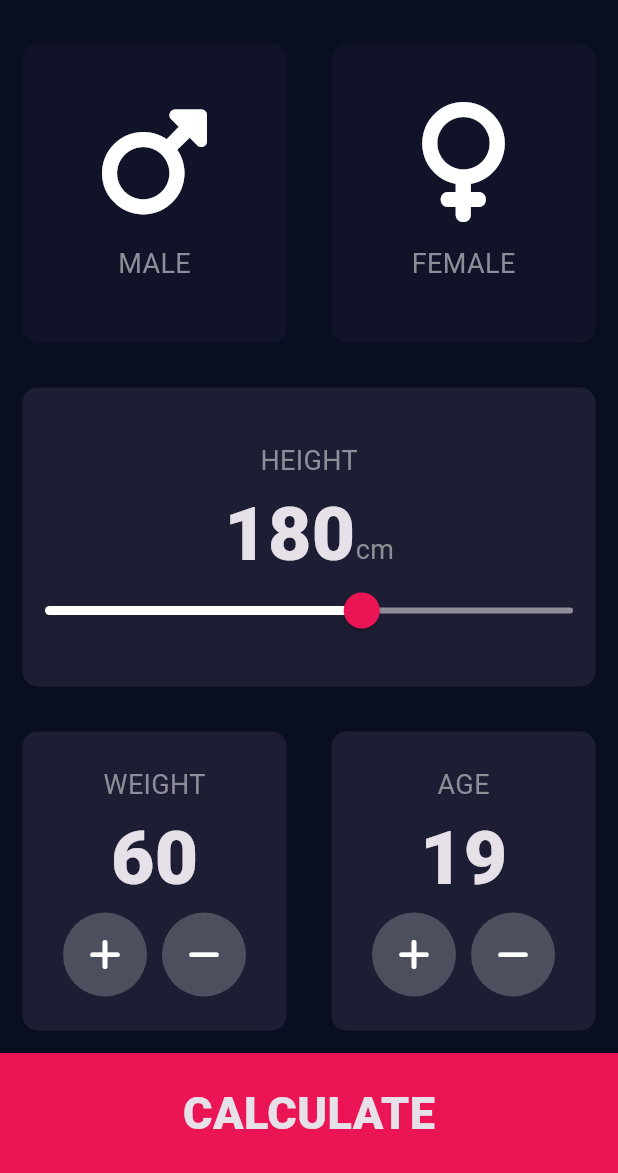
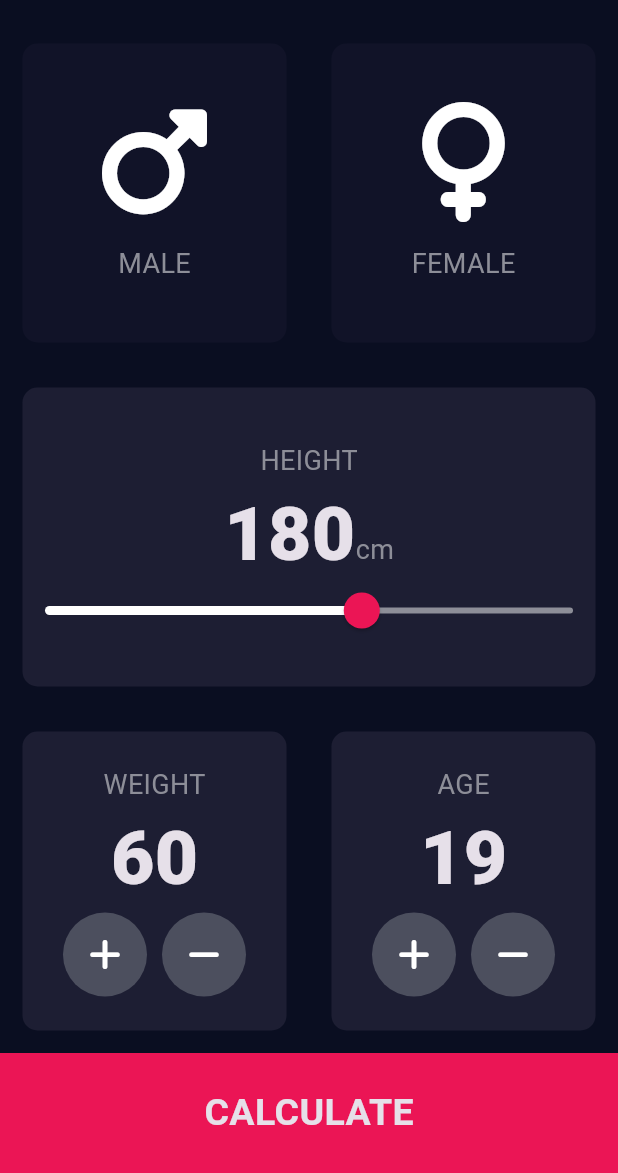
Before and after one commit to BenCodeurr/bmi_calculator_flutter, a Flutter app: the screen it shows after launch, on a phone screen of 412 x 824 dp, the part 63-1236 px from its top. Run offline on Flutter 3.47's test engine with Material 3 defaults, Android fonts, the phone set to English and light mode, and no system bars; our stand-ins replace font_awesome_flutter.

Commit message:
bmi calculator functionality successfully implemented

```diff
--- /dev/null
+++ b/lib/components/bottom_btn.dart
@@ -0,0 +1,31 @@
+
+
+import 'package:flutter/material.dart';
+import './constants.dart';
+
+class BottomBtn extends StatelessWidget {
+  const BottomBtn({
+    super.key, required this.onTap, required this.btnTitle
+  });
+
+  final VoidCallback onTap;
+  final String btnTitle;
+
+  @override
+  Widget build(BuildContext context) {
+    return GestureDetector(
+      onTap: onTap,
+      child: Container(
+        color: kBottomContainerColor,
+        width: double.infinity,
+        height: kBottomContainerHeight,
+        child: Center(
+          child: Text(
+            btnTitle,
+            style: kLargeBtnTextStyle,
+          ),
+        ),
+      ),
+    );
+  }
+}
--- a/lib/components/constants.dart
+++ b/lib/components/constants.dart
@@ -10,4 +10,28 @@ const kTitleTextStyle = TextStyle(
   color: Color(0xFF8D8E98),
 );
 
-const kNumberStyle = TextStyle(fontSize: 50, fontWeight: FontWeight.w900);
+const kNumberStyle = TextStyle(
+  fontSize: 50,
+  fontWeight: FontWeight.w900,
+);
+
+const kLargeBtnTextStyle = TextStyle(
+  fontSize: 25.0,
+  fontWeight: FontWeight.bold,
+);
+
+const kResultTitleTextStyle = TextStyle(
+  fontSize: 35.0,
+  fontWeight: FontWeight.bold,
+);
+
+const kResultTextStyle = TextStyle(
+  color: Color(0xFF24D876),
+  fontSize: 22.0,
+  fontWeight: FontWeight.bold,
+);
+
+const kBMITextStyle = TextStyle(
+  fontWeight: FontWeight.bold,
+  fontSize: 90.0,
+);
--- /dev/null
+++ b/lib/components/reusable_rounded_icon_btn.dart
@@ -0,0 +1,21 @@
+import 'package:flutter/material.dart';
+
+
+class RoundedIconButton extends StatelessWidget {
+  const RoundedIconButton(
+      {super.key, required this.icon, required this.onPressed});
+  final IconData icon;
+  final VoidCallback onPressed;
+
+  @override
+  Widget build(BuildContext context) {
+    return RawMaterialButton(
+      onPressed: onPressed,
+      elevation: 0.0,
+      constraints: const BoxConstraints.tightFor(width: 56.0, height: 56.0),
+      shape: const CircleBorder(),
+      fillColor: const Color(0xFF4C4F5E),
+      child: Icon(icon),
+    );
+  }
+}
--- a/lib/input_page.dart
+++ b/lib/input_page.dart
@@ -1,9 +1,12 @@
+import 'package:bmi_calculator/calculator_brain.dart';
 import 'package:bmi_calculator/results_page.dart';
 import 'package:flutter/material.dart';
 import './components/reusable_card.dart';
 import './components/card_content.dart';
 import 'package:font_awesome_flutter/font_awesome_flutter.dart';
 import './components/constants.dart';
+import './components/reusable_rounded_icon_btn.dart';
+import './components/bottom_btn.dart';
 
 enum Gender { male, female }
 
@@ -208,48 +211,25 @@ class _InputPageState extends State<InputPage> {
               ],
             ),
           ),
-          GestureDetector(
+          BottomBtn(
             onTap: () {
+              CalculatorBrain calc =
+                  CalculatorBrain(height: height, weight: weight);
               Navigator.push(
                 context,
                 MaterialPageRoute(
-                  builder: (context) => const ResultsPage(),
+                  builder: (context) => ResultsPage(
+                    bmiResult: calc.calculateBMI(),
+                    bmiResultText: calc.getResult(),
+                    interpretation: calc.getInterpretation(),
+                  ),
                 ),
               );
             },
-            child: Container(
-              color: kBottomContainerColor,
-              width: double.infinity,
-              height: kBottomContainerHeight,
-              child: const Center(
-                child: Text(
-                  'CALCULATE',
-                  style: TextStyle(fontSize: 30.0, fontWeight: FontWeight.w900),
-                ),
-              ),
-            ),
+            btnTitle: 'CALCULATE',
           ),
         ],
       ),
     );
   }
 }
-
-class RoundedIconButton extends StatelessWidget {
-  const RoundedIconButton(
-      {super.key, required this.icon, required this.onPressed});
-  final IconData icon;
-  final VoidCallback onPressed;
-
-  @override
-  Widget build(BuildContext context) {
-    return RawMaterialButton(
-      onPressed: onPressed,
-      elevation: 0.0,
-      constraints: const BoxConstraints.tightFor(width: 56.0, height: 56.0),
-      shape: const CircleBorder(),
-      fillColor: const Color(0xFF4C4F5E),
-      child: Icon(icon),
-    );
-  }
-}
```
Also changed, not shown: lib/calculator_brain.dart (added, +34 -0 lines), lib/results_page.dart (+58 -3 lines).
